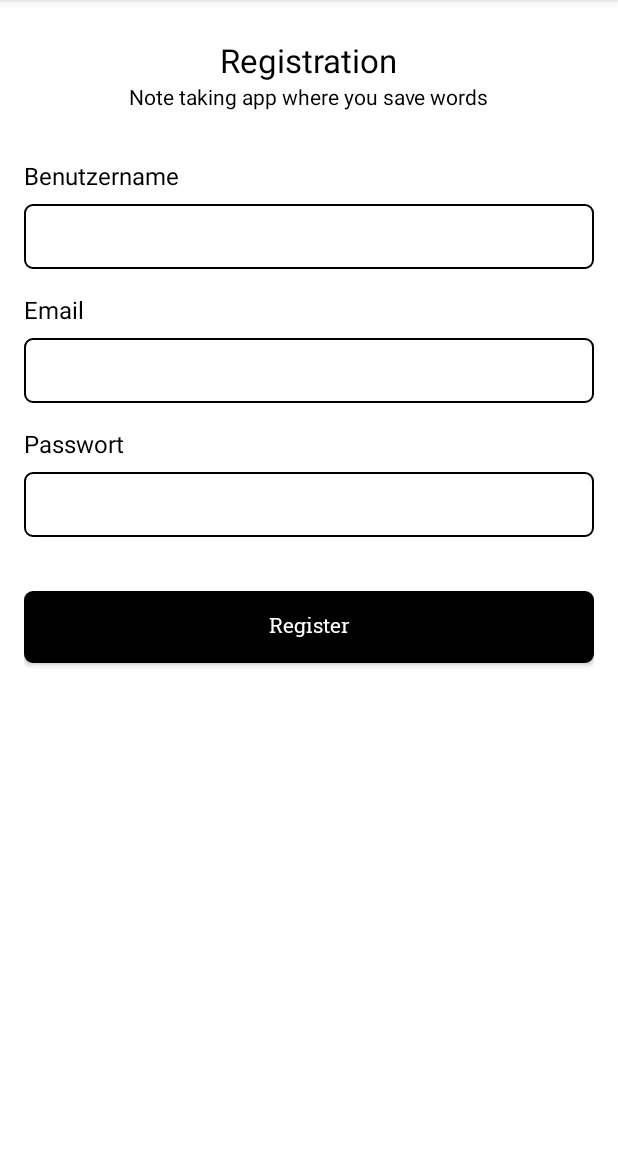
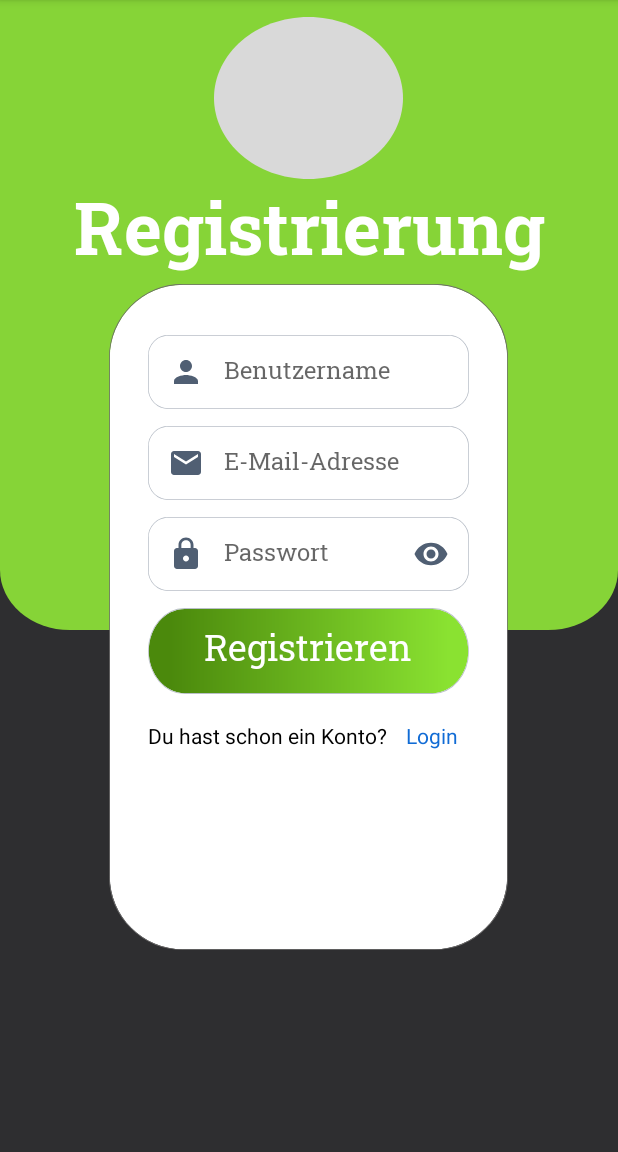
Before and after one commit to NicoB-Code/LearnAhead, an Android app: the RegisterFragment screen opened through its navigation route, on a phone screen of 412 x 824 dp, the part 84-1236 px from its top. Run offline under Robolectric (Android 15) with nearby library versions, the phone set to English and light mode, and no system bars; our stand-ins replace Dagger/Hilt's generated code, Firebase (no records; nobody signed in at launch, a user with empty details on screens opened directly).

Commit message:
Registrierung mit Logik Funktion

```diff
--- a/app/src/main/res/layout/fragment_register.xml
+++ b/app/src/main/res/layout/fragment_register.xml
@@ -1,152 +1,136 @@
-<?xml version="1.0" encoding="utf-8"?>
-<androidx.constraintlayout.widget.ConstraintLayout xmlns:android="http://schemas.android.com/apk/res/android"
+<!-- Android Large - Login -->
+<RelativeLayout xmlns:android="http://schemas.android.com/apk/res/android"
     xmlns:app="http://schemas.android.com/apk/res-auto"
-    xmlns:tools="http://schemas.android.com/tools"
+    android:id="@+id/android_lar"
     android:layout_width="match_parent"
-    android:layout_height="wrap_content">
+    android:layout_height="match_parent"
+    android:layout_gravity="center_horizontal"
+    android:background="@drawable/android_lar"
+    android:clipToOutline="true">
 
+    <!-- Black Background -->
+    <View
+        android:id="@+id/register_black_background"
+        android:layout_width="match_parent"
+        android:layout_height="match_parent"
+        android:layout_below="@id/register_green_background"
+        android:layout_alignTop="@id/register_green_background"
+        android:background="@drawable/rectangle_black_background" />
+
+    <!-- Green Background -->
+    <View
+        android:id="@+id/register_green_background"
+        android:layout_width="match_parent"
+        android:layout_height="420dp"
+        android:layout_alignParentTop="true"
+        android:background="@drawable/rectangle_green_background" />
+
+    <!-- Placeholder Logo -->
+    <View
+        android:id="@+id/placeholder_logo"
+        android:layout_width="126dp"
+        android:layout_height="108dp"
+        android:layout_centerHorizontal="true"
+        android:layout_alignParentTop="true"
+        android:layout_marginTop="5pt"
+        android:background="@drawable/logo_prototype"
+        />
+
+    <!-- Label Register Header -->
     <TextView
-        android:id="@+id/name"
+        android:id="@+id/register_label_header"
+        android:layout_width="match_parent"
+        android:layout_height="70dp"
+        android:layout_centerHorizontal="true"
+        android:layout_below="@id/placeholder_logo"
+        android:text="@string/register_subject"
+        android:textAppearance="@style/register_label_header"
+        android:gravity="center_horizontal|center_vertical"
+        />
+
+    <!-- Registrierungs Box -->
+    <View
+        android:id="@+id/rectangle_register_box"
+        android:layout_width="266dp"
+        android:layout_height="444dp"
+        android:background="@drawable/rectangle_register_box"
+        android:elevation="2dp"
+        android:layout_below="@id/register_label_header"
+        android:layout_centerHorizontal="true"
+        />
+
+    <!-- Username -->
+    <EditText
+        android:id="@+id/editText_username"
         android:layout_width="wrap_content"
         android:layout_height="wrap_content"
-        android:layout_marginTop="25dp"
-        android:fontFamily="@font/hanuman"
-        android:text="Registration"
-        android:textColor="@color/black"
-        android:textSize="22dp"
-        app:layout_constraintEnd_toEndOf="parent"
-        app:layout_constraintStart_toStartOf="parent"
-        app:layout_constraintTop_toTopOf="parent" />
+        android:layout_alignTop="@id/rectangle_register_box"
+        android:layout_centerHorizontal="true"
+        android:layout_marginTop="34dp"
+        android:background="@drawable/rectangle_register_or_login_content"
+        android:drawableLeft="@drawable/user_icon"
+        android:drawablePadding="13dp"
+        android:elevation="6dp"
+        android:paddingLeft="13dp"
+        android:hint="@string/username"
+        android:textAppearance="@style/register_content_text"
+        android:textColor="@null"
+        android:textSize="16sp" />
 
-    <TextView
-        android:id="@+id/headline"
+    <!-- E-Mail -->
+    <EditText
+        android:id="@+id/editText_email"
         android:layout_width="wrap_content"
         android:layout_height="wrap_content"
-        android:fontFamily="@font/hanuman"
-        android:text="Note taking app where you save words"
-        android:textColor="@color/black"
-        android:textSize="14dp"
-        app:layout_constraintEnd_toEndOf="parent"
-        app:layout_constraintStart_toStartOf="parent"
-        app:layout_constraintTop_toBottomOf="@+id/name"
-        tools:ignore="TextSizeCheck" />
+        android:layout_below="@id/editText_username"
+        android:layout_centerHorizontal="true"
+        android:layout_marginTop="11dp"
+        android:background="@drawable/rectangle_register_or_login_content"
+        android:drawableLeft="@drawable/email_icon"
+        android:drawablePadding="13dp"
+        android:paddingLeft="13dp"
+        android:elevation="6dp"
+        android:hint="@string/e_mail_address"
+        android:textAppearance="@style/register_content_text"
+        android:textSize="16sp"
+        android:textColor="@null"
+        />
 
-    <TextView
-        android:id="@+id/user_name_label"
+    <!-- Password -->
+    <EditText
+        android:id="@+id/editText_password"
         android:layout_width="wrap_content"
         android:layout_height="wrap_content"
-        android:layout_marginStart="16dp"
-        android:layout_marginTop="32dp"
-        android:fontFamily="@font/hanuman"
-        android:text="Benutzername"
-        android:textColor="@color/black"
-        android:textSize="16dp"
-        app:layout_constraintStart_toStartOf="parent"
-        app:layout_constraintTop_toBottomOf="@+id/headline" />
+        android:layout_below="@id/editText_email"
+        android:layout_centerHorizontal="true"
+        android:layout_marginTop="11dp"
+        android:background="@drawable/rectangle_register_or_login_content"
+        android:drawableLeft="@drawable/password_icon"
+        android:drawableRight="@drawable/show_password_icon"
+        android:drawablePadding="13dp"
+        android:inputType="textPassword"
+        android:elevation="6dp"
+        android:paddingLeft="13dp"
+        android:paddingRight="13dp"
+        android:hint="@string/password"
+        android:textAppearance="@style/register_content_text"
+        android:textColor="@null"
+        android:textSize="16sp" />
 
-    <EditText
-        android:id="@+id/user_name_et"
-        android:layout_width="0dp"
-        android:layout_height="wrap_content"
-        android:layout_marginStart="16dp"
-        android:layout_marginLeft="16dp"
-        android:layout_marginTop="8dp"
-        android:layout_marginEnd="16dp"
-        android:layout_marginRight="16dp"
-        android:background="@drawable/black_white_rect_bg"
-        android:ems="10"
-        android:fontFamily="@font/hanuman"
-        android:inputType="textPersonName"
-        android:textColor="@color/black"
-        android:textSize="14dp"
-        app:layout_constraintEnd_toEndOf="parent"
-        app:layout_constraintHorizontal_bias="0.0"
-        app:layout_constraintStart_toStartOf="parent"
-        app:layout_constraintTop_toBottomOf="@+id/user_name_label" />
 
-    <TextView
-        android:id="@+id/email_label"
+    <!-- Registrieren -->
+    <com.google.android.material.button.MaterialButton
+        android:id="@+id/button_sign_up"
         android:layout_width="wrap_content"
         android:layout_height="wrap_content"
-        android:layout_marginStart="16dp"
-        android:layout_marginTop="16dp"
-        android:fontFamily="@font/hanuman"
-        android:text="Email"
-        android:textColor="@color/black"
-        android:textSize="16dp"
-        app:layout_constraintStart_toStartOf="parent"
-        app:layout_constraintTop_toBottomOf="@+id/user_name_et" />
-
-    <EditText
-        android:id="@+id/email_et"
-        android:layout_width="0dp"
-        android:layout_height="wrap_content"
-        android:layout_marginStart="16dp"
-        android:layout_marginLeft="16dp"
-        android:layout_marginTop="8dp"
-        android:layout_marginEnd="16dp"
-        android:layout_marginRight="16dp"
-        android:background="@drawable/black_white_rect_bg"
-        android:ems="10"
-        android:fontFamily="@font/hanuman"
-        android:inputType="textPersonName"
-        android:textColor="@color/black"
-        android:textSize="14dp"
-        app:layout_constraintEnd_toEndOf="parent"
-        app:layout_constraintHorizontal_bias="0.0"
-        app:layout_constraintStart_toStartOf="parent"
-        app:layout_constraintTop_toBottomOf="@+id/email_label" />
-
-    <TextView
-        android:id="@+id/pass_label"
-        android:layout_width="wrap_content"
-        android:layout_height="wrap_content"
-        android:layout_marginTop="16dp"
-        android:fontFamily="@font/hanuman"
-        android:text="Passwort"
-        android:textColor="@color/black"
-        android:textSize="16dp"
-        app:layout_constraintEnd_toEndOf="@+id/email_et"
-        app:layout_constraintHorizontal_bias="0.0"
-        app:layout_constraintStart_toStartOf="@+id/email_et"
-        app:layout_constraintTop_toBottomOf="@+id/email_et" />
-
-    <EditText
-        android:id="@+id/pass_et"
-        android:layout_width="0dp"
-        android:layout_height="wrap_content"
-        android:layout_marginTop="8dp"
-        android:background="@drawable/black_white_rect_bg"
-        android:fontFamily="@font/hanuman"
-        android:inputType="textPassword"
-        android:textColor="@color/black"
-        android:textSize="14dp"
-        app:layout_constraintEnd_toEndOf="@+id/email_et"
-        app:layout_constraintHorizontal_bias="0.0"
-        app:layout_constraintStart_toStartOf="@+id/email_et"
-        app:layout_constraintTop_toBottomOf="@+id/pass_label" />
-
-
-    <RelativeLayout
-        android:id="@+id/button_layout"
-        android:layout_width="0dp"
-        android:layout_height="wrap_content"
-        android:layout_marginTop="36dp"
-        app:layout_constraintEnd_toEndOf="@+id/email_et"
-        app:layout_constraintHorizontal_bias="0.0"
-        app:layout_constraintStart_toStartOf="@+id/email_et"
-        app:layout_constraintTop_toBottomOf="@+id/pass_et">
-
-        <com.google.android.material.button.MaterialButton
-            android:id="@+id/register_btn"
-            android:layout_width="match_parent"
-            android:layout_height="wrap_content"
-            android:background="@drawable/black_rect_bg"
-            android:text="Register"
-            android:textAllCaps="false"
-            android:textAppearance="@style/register"
-            android:textColor="@color/white"
-            app:backgroundTint="@color/black" />
+        android:layout_centerHorizontal="true"
+        android:layout_marginTop="11dp"
+        android:layout_below="@id/editText_password"
+        android:background="@drawable/rectangle_login_register"
+        android:elevation="8dp"
+        android:text="@string/register_verb"
+        android:textAppearance="@style/register_login_button_text"
+        app:backgroundTint="@null" />
 
     <ProgressBar
         android:id="@+id/register_progress"
@@ -159,6 +143,32 @@
         android:indeterminateTint="@color/white"
         android:visibility="invisible" />
 
+    <!-- Du hast schon ein Konto -->
+    <TextView
+        android:id="@+id/got_already_an_account"
+        android:layout_width="wrap_content"
+        android:layout_height="wrap_content"
+        android:layout_below="@id/button_sign_up"
+        android:layout_marginTop="18dp"
+        android:layout_alignLeft="@id/button_sign_up"
+        android:layout_centerHorizontal="true"
+        android:elevation="8dp"
+        android:text="@string/got_already_an_account"
+        android:textAppearance="@style/register_got_already_an_account"
+        />
+
+    <!-- Login -->
+    <TextView
+        android:id="@+id/text_login"
+        android:layout_width="wrap_content"
+        android:layout_height="wrap_content"
+        android:layout_below="@id/button_sign_up"
+        android:layout_marginTop="18dp"
+        android:layout_alignRight="@id/button_sign_up"
+        android:layout_marginRight="7dp"
+        android:layout_centerHorizontal="true"
+        android:elevation="8dp"
+        android:text="@string/login"
+        android:textAppearance="@style/register_login_instead"
+        />
 </RelativeLayout>
-
-</androidx.constraintlayout.widget.ConstraintLayout>
```
Also changed, not shown: app/src/main/java/com/example/learnahead_prototyp/UI/Auth/RegisterFragment.kt (+56 -14 lines), app/src/main/res/layout/fragment_register2.xml (deleted, +0 -162 lines). Lines whose indentation alone changed are shown as unchanged.
